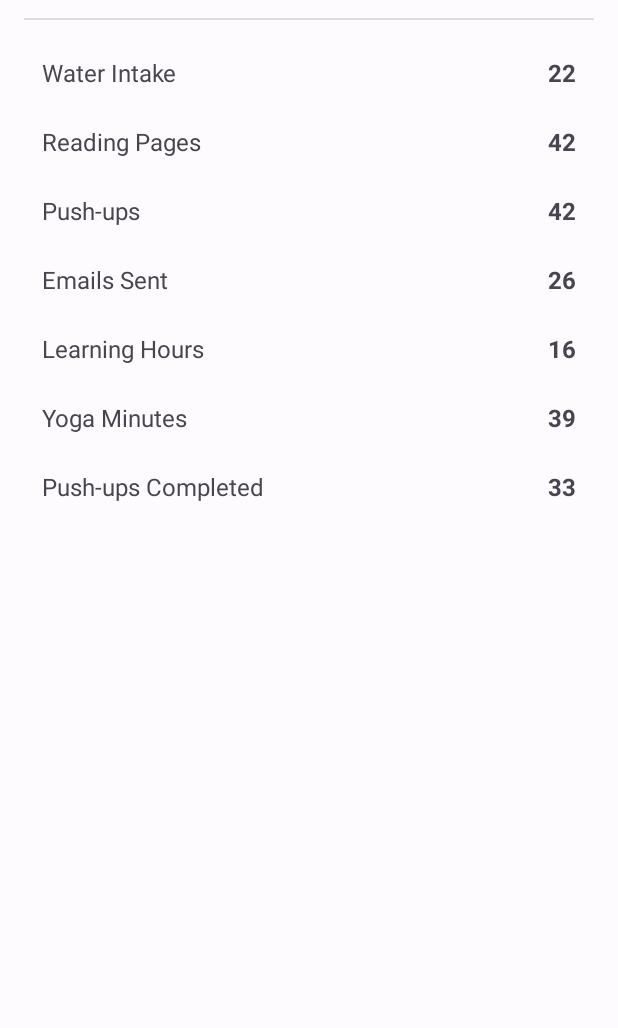
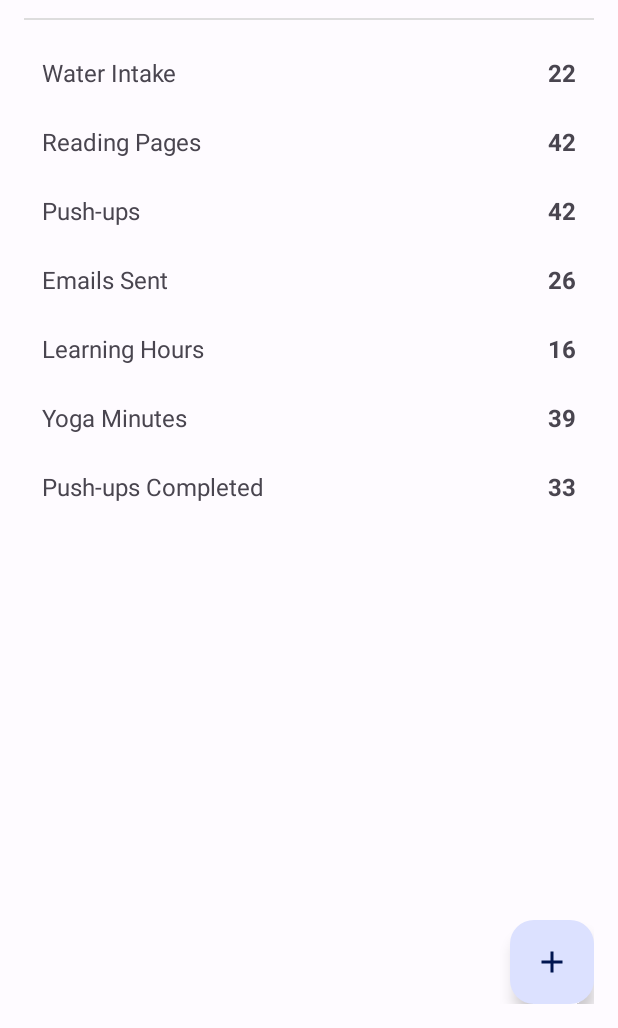
Before and after one commit to droidevs/counter-app, an Android app: the screen it shows after launch (MainActivity), after a tap on "Education", on a phone screen of 412 x 824 dp, the part 208-1236 px from its top. Run offline under Robolectric (Android 15) with nearby library versions, the phone set to English and light mode, and no system bars; our stand-ins replace Room's generated code, navigation-ui; 7 statements that could not run were skipped.

Commit message:
set up navigation from category view page to counter create page and add logic to handle counter creation with the specific category

```diff
--- a/app/src/main/java/io/droidevs/counterapp/data/fake/DummyData.kt
+++ b/app/src/main/java/io/droidevs/counterapp/data/fake/DummyData.kt
@@ -27,11 +27,11 @@ object DummyData {
 
     private val categoryIds = List(categoryNames.size) { UUID.randomUUID().toString() }
 
-    val counters: List<CounterEntity> by lazy { generateCounters() }
+    val counters: MutableList<CounterEntity> by lazy { generateCounters() }
 
-    val categories: List<CategoryEntity> by lazy { generateCategories() }
+    val categories: MutableList<CategoryEntity> by lazy { generateCategories() }
 
-    private fun generateCounters(): List<CounterEntity> {
+    private fun generateCounters(): MutableList<CounterEntity> {
         val now = Instant.now()
         return counterNames.mapIndexed { index, name ->
             val categoryId = categoryIds.random() // round-robin
@@ -45,10 +45,10 @@ object DummyData {
                 createdAt = now.minusSeconds((index * 3600).toLong()),
                 lastUpdatedAt = now.minusSeconds((index * 1800).toLong())
             )
-        }
+        }.toMutableList()
     }
 
-    private fun generateCategories(): List<CategoryEntity> {
+    private fun generateCategories(): MutableList<CategoryEntity> {
         val categoryCounterMap = counters.groupingBy { it.categoryId }.eachCount()
         return categoryIds.mapIndexed { index, id ->
             CategoryEntity(
@@ -56,7 +56,7 @@ object DummyData {
                 name = categoryNames.getOrElse(index) { "Category $index" },
                 countersCount = categoryCounterMap[id] ?: 0
             )
-        }
+        }.toMutableList()
     }
 
 }
--- a/app/src/main/java/io/droidevs/counterapp/data/fake/FakeCategoryRepository.kt
+++ b/app/src/main/java/io/droidevs/counterapp/data/fake/FakeCategoryRepository.kt
@@ -16,15 +16,14 @@ import kotlinx.coroutines.flow.flow
 class FakeCategoryRepository : CategoryRepository {
 
     // In-memory "database"
-    private val categoriesData =
-        DummyData.categories.toMutableList()
+    private val categoriesData = DummyData.categories
 
     // Reactive stream (Room-like behavior)
     private val _categoriesFlow =
         MutableStateFlow(categoriesData.toList())
 
     private val _countersFlow =
-        MutableStateFlow(DummyData.counters.toList())
+        MutableStateFlow(DummyData.counters)
 
     private val categoriesFlow: Flow<List<Category>> =
         _categoriesFlow.asStateFlow()
--- a/app/src/main/java/io/droidevs/counterapp/data/fake/FakeCounterRepository.kt
+++ b/app/src/main/java/io/droidevs/counterapp/data/fake/FakeCounterRepository.kt
@@ -12,7 +12,7 @@ import io.droidevs.counterapp.domain.repository.CounterRepository
 class FakeCounterRepository : CounterRepository {
 
     // Internal mutable list simulating the database
-    private val countersData = DummyData.counters.toMutableList()
+    private val countersData = DummyData.counters
 
     // MutableStateFlow to simulate reactive updates
     private val _countersFlow = MutableStateFlow(countersData.toList())
--- a/app/src/main/java/io/droidevs/counterapp/ui/CounterMapper.kt
+++ b/app/src/main/java/io/droidevs/counterapp/ui/CounterMapper.kt
@@ -9,6 +9,7 @@ fun Counter.toSnapshot(): CounterSnapshot {
         id = id,
         name = name,
         currentCount = currentCount,
+        categoryId = categoryId,
         createdAt = createdAt,
         lastUpdatedAt = lastUpdatedAt,
         canIncrease = canIncrease,
@@ -23,6 +24,7 @@ fun CounterSnapshot.toDomain(): Counter {
         currentCount = currentCount,
         canIncrease = canIncrease,
         canDecrease = canDecrease,
+        categoryId = categoryId,
         createdAt = createdAt,
         lastUpdatedAt = lastUpdatedAt
     )
--- a/app/src/main/java/io/droidevs/counterapp/ui/fragments/CreateCounterFragment.kt
+++ b/app/src/main/java/io/droidevs/counterapp/ui/fragments/CreateCounterFragment.kt
@@ -9,6 +9,7 @@ import androidx.fragment.app.Fragment
 import androidx.fragment.app.viewModels
 import io.droidevs.counterapp.CounterApp
 import io.droidevs.counterapp.databinding.FragmentCreateCounterBinding
+import io.droidevs.counterapp.ui.fragments.ViewCategoryFragment.Companion.ARG_CATEGORY_ID
 import io.droidevs.counterapp.ui.models.CounterSnapshot
 import io.droidevs.counterapp.ui.vm.CreateCounterViewModel
 import io.droidevs.counterapp.ui.vm.factories.CreateCounterViewModelFactory
@@ -25,8 +26,13 @@ class CreateCounterFragment : Fragment() {
         )
     }
 
+    // todo : categoryId variable from the arguments
+    private lateinit var categoryId : String
+
     override fun onCreate(savedInstanceState: Bundle?) {
         super.onCreate(savedInstanceState)
+
+        categoryId = arguments?.getString(ARG_CATEGORY_ID) ?: ""
     }
 
     override fun onCreateView(
@@ -60,6 +66,7 @@ class CreateCounterFragment : Fragment() {
             id = UUID.randomUUID().toString(),
             name = name,
             currentCount = 0,
+            categoryId = categoryId,
             canIncrease = canIncrease,
             canDecrease = canDecrease,
             createdAt = Instant.now(),
--- a/app/src/main/java/io/droidevs/counterapp/ui/fragments/ViewCategoryFragment.kt
+++ b/app/src/main/java/io/droidevs/counterapp/ui/fragments/ViewCategoryFragment.kt
@@ -8,8 +8,10 @@ import android.view.ViewGroup
 import androidx.fragment.app.viewModels
 import androidx.lifecycle.ViewModelProvider
 import androidx.lifecycle.lifecycleScope
+import androidx.navigation.fragment.findNavController
 import androidx.recyclerview.widget.LinearLayoutManager
 import io.droidevs.counterapp.CounterApp
+import io.droidevs.counterapp.R
 import io.droidevs.counterapp.adapter.CategoryCountersAdapter
 import io.droidevs.counterapp.databinding.FragmentViewCategoryBinding
 import io.droidevs.counterapp.ui.vm.CategoryViewViewModel
@@ -61,6 +63,14 @@ class ViewCategoryFragment : Fragment() {
                 adapter.submitList(data.counters)
             }
         }
+        binding.fabAddCounter.setOnClickListener {
+            findNavController().navigate(
+                R.id.action_categoryView_to_counterCreate,
+                Bundle().apply {
+                    putString(ARG_CATEGORY_ID, viewModel.categoryId)
+                }
+            )
+        }
     }
 
     companion object {
--- a/app/src/main/java/io/droidevs/counterapp/ui/models/CounterSnapshot.kt
+++ b/app/src/main/java/io/droidevs/counterapp/ui/models/CounterSnapshot.kt
@@ -6,6 +6,7 @@ data class CounterSnapshot(
     val id: String,
     val name: String,
     val currentCount: Int,
+    val categoryId: String? = null,
     val createdAt: Instant,
     val lastUpdatedAt: Instant,
 
--- a/app/src/main/res/layout/fragment_view_category.xml
+++ b/app/src/main/res/layout/fragment_view_category.xml
@@ -42,6 +42,13 @@
             android:layout_height="0dp"
             android:layout_weight="1"/>
 
+        <com.google.android.material.floatingactionbutton.FloatingActionButton
+            android:id="@+id/fabAddCounter"
+            android:layout_width="wrap_content"
+            android:layout_height="wrap_content"
+            android:src="@drawable/ic_add"
+            android:layout_gravity="bottom|end"/>
+
     </LinearLayout>
 
 
--- a/app/src/main/res/navigation/nav_graph.xml
+++ b/app/src/main/res/navigation/nav_graph.xml
@@ -45,7 +45,13 @@
         android:id="@+id/categoryViewFragment"
         android:name="io.droidevs.counterapp.ui.fragments.ViewCategoryFragment"
         android:label="Category View"
-        tools:layout="@layout/fragment_view_category"/>
+        tools:layout="@layout/fragment_view_category">
+
+        <action
+            android:id="@+id/action_categoryView_to_counterCreate"
+            app:destination="@id/counterCreateFragment"/>
+
+    </fragment>
 
     <fragment
         android:id="@+id/createCategoryFragment"
```
